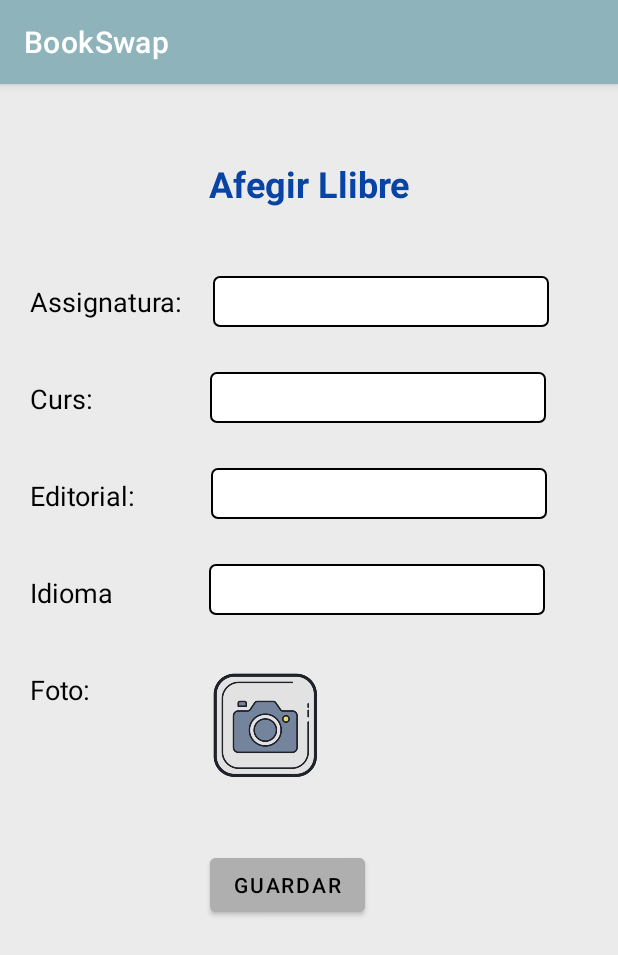
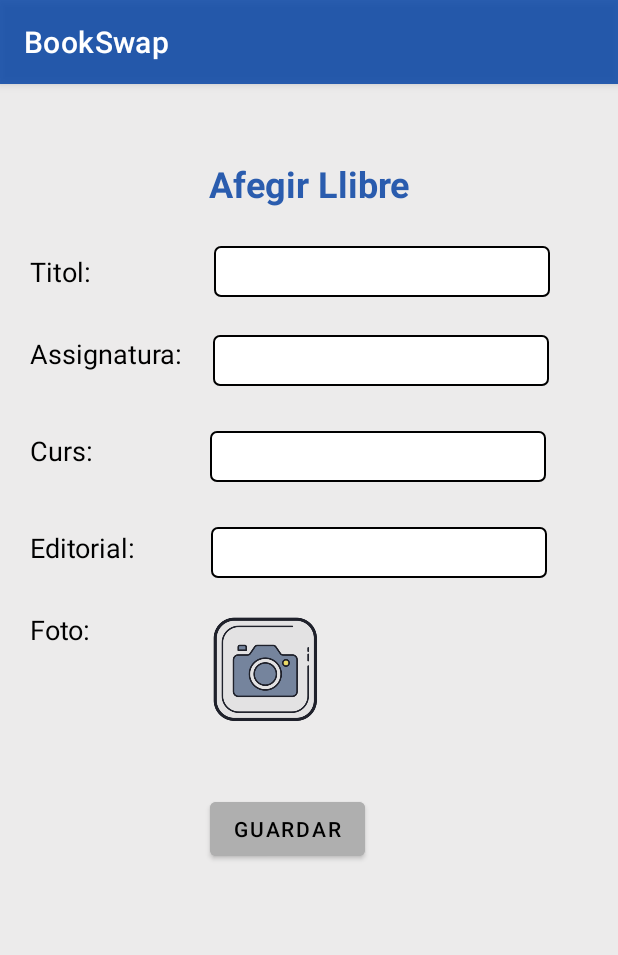
Before and after one commit to naomisettings/BookSwap, an Android app: the AfegirLlibre screen opened through its navigation route, on a phone screen of 412 x 824 dp. Shown: the top 955 px of the screen. Run offline under Robolectric (Android 15) with nearby library versions, the phone set to English and light mode, and no system bars; our stand-ins replace data binding.

Commit message:
Retocs disseny

```diff
--- a/app/src/main/res/layout/fragment_afegir_llibre.xml
+++ b/app/src/main/res/layout/fragment_afegir_llibre.xml
@@ -22,6 +22,7 @@
                 android:layout_marginTop="50dp"
                 android:layout_marginEnd="16dp"
                 android:text="@string/afegir_llibre"
+                android:textColor="@color/blauTransp"
                 app:layout_constraintEnd_toEndOf="parent"
                 app:layout_constraintStart_toStartOf="parent"
                 app:layout_constraintTop_toTopOf="parent" />
@@ -30,19 +31,17 @@
                 android:id="@+id/txtLogin"
                 style="@style/CampsText"
                 android:layout_marginStart="20dp"
-                android:layout_marginTop="50dp"
                 android:text="@string/assignatura"
                 app:layout_constraintStart_toStartOf="parent"
-                app:layout_constraintTop_toBottomOf="@+id/txtTitolAfegirLlibre" />
+                app:layout_constraintTop_toBottomOf="@+id/txtIdioma" />
 
             <EditText
                 android:id="@+id/editTextAssignatura"
                 style="@style/EditTexts"
                 android:layout_marginStart="20dp"
-                android:layout_marginTop="45dp"
                 android:autofillHints=""
                 app:layout_constraintStart_toEndOf="@+id/txtLogin"
-                app:layout_constraintTop_toBottomOf="@+id/txtTitolAfegirLlibre"
+                app:layout_constraintTop_toBottomOf="@+id/editTextIdioma"
                 tools:ignore="LabelFor" />
 
             <TextView
@@ -87,19 +86,17 @@
                 android:id="@+id/txtIdioma"
                 style="@style/CampsText"
                 android:layout_marginStart="20dp"
-                android:layout_marginTop="40dp"
-                android:text="@string/idiomaCamp"
+                android:text="@string/titolCamp"
                 app:layout_constraintStart_toStartOf="parent"
-                app:layout_constraintTop_toBottomOf="@+id/txtEditorial" />
+                app:layout_constraintTop_toBottomOf="@+id/txtTitolAfegirLlibre" />
 
             <EditText
                 android:id="@+id/editTextIdioma"
                 style="@style/EditTexts"
-                android:layout_marginStart="64dp"
-                android:layout_marginTop="30dp"
+                android:layout_marginStart="82dp"
                 android:autofillHints=""
                 app:layout_constraintStart_toEndOf="@+id/txtIdioma"
-                app:layout_constraintTop_toBottomOf="@+id/editTextEditorial"
+                app:layout_constraintTop_toBottomOf="@+id/txtTitolAfegirLlibre"
                 tools:ignore="LabelFor" />
 
             <TextView
@@ -108,20 +105,20 @@
                 android:layout_width="wrap_content"
                 android:layout_height="wrap_content"
                 android:layout_marginStart="20dp"
-                android:layout_marginTop="40dp"
+                android:layout_marginTop="30dp"
                 android:text="@string/fotoCamp"
                 app:layout_constraintStart_toStartOf="parent"
-                app:layout_constraintTop_toBottomOf="@+id/txtIdioma" />
+                app:layout_constraintTop_toBottomOf="@+id/txtEditorial" />
 
             <ImageView
                 android:id="@+id/imageView2"
                 android:layout_width="111dp"
                 android:layout_height="106dp"
                 android:layout_marginStart="60dp"
-                android:layout_marginTop="20dp"
+                android:layout_marginTop="7dp"
                 android:contentDescription="@string/imatgeCam"
                 app:layout_constraintStart_toEndOf="@+id/txtFoto"
-                app:layout_constraintTop_toBottomOf="@+id/editTextIdioma"
+                app:layout_constraintTop_toBottomOf="@+id/editTextEditorial"
                 app:srcCompat="@drawable/camera" />
 
             <Button
--- a/app/src/main/res/layout/fragment_login.xml
+++ b/app/src/main/res/layout/fragment_login.xml
@@ -32,7 +32,7 @@
                 android:id="@+id/txtLogin"
                 style="@style/CampsText"
                 android:layout_marginStart="30dp"
-                android:layout_marginTop="40dp"
+                android:layout_marginTop="30dp"
                 android:text="@string/login_adresa"
                 app:layout_constraintStart_toStartOf="parent"
                 app:layout_constraintTop_toBottomOf="@+id/bookLogo" />
--- a/app/src/main/res/values/colors.xml
+++ b/app/src/main/res/values/colors.xml
@@ -10,4 +10,5 @@
     <color name="navBar">#8EB3BB</color>
     <color name="backgroundbook">#ECEBEB</color>
     <color name="blau">#0844A4</color>
+    <color name="blauTransp">#DA0844A4</color>
 </resources>
--- a/app/src/main/res/values/strings.xml
+++ b/app/src/main/res/values/strings.xml
@@ -9,9 +9,9 @@
     <string name="idiomaCamp">Idioma</string>
     <string name="fotoCamp">Foto:</string>
     <string name="guardarText">Guardar</string>
-    <string name="imatgeCam">Camera</string>
-    <string name="login_adresa">Adreça electrònica</string>
+    <string name="login_adresa">Adreça electrònica:</string>
     <string name="accedir">Accedir</string>
     <string name="registre">Registre</string>
     <string name="contrasenya">Contrasenya:</string>
+    <string name="titolCamp">Titol:</string>
 </resources>
--- a/app/src/main/res/values/themes.xml
+++ b/app/src/main/res/values/themes.xml
@@ -2,7 +2,7 @@
     <!-- Base application theme. -->
     <style name="Theme.BookSwap" parent="Theme.MaterialComponents.DayNight.DarkActionBar">
         <!-- Primary brand color. -->
-        <item name="colorPrimary">@color/navBar</item>
+        <item name="colorPrimary">@color/blauTransp</item>
         <item name="colorPrimaryVariant">@color/purple_700</item>
         <item name="colorOnPrimary">@color/white</item>
         <!-- Secondary brand color. -->
```
